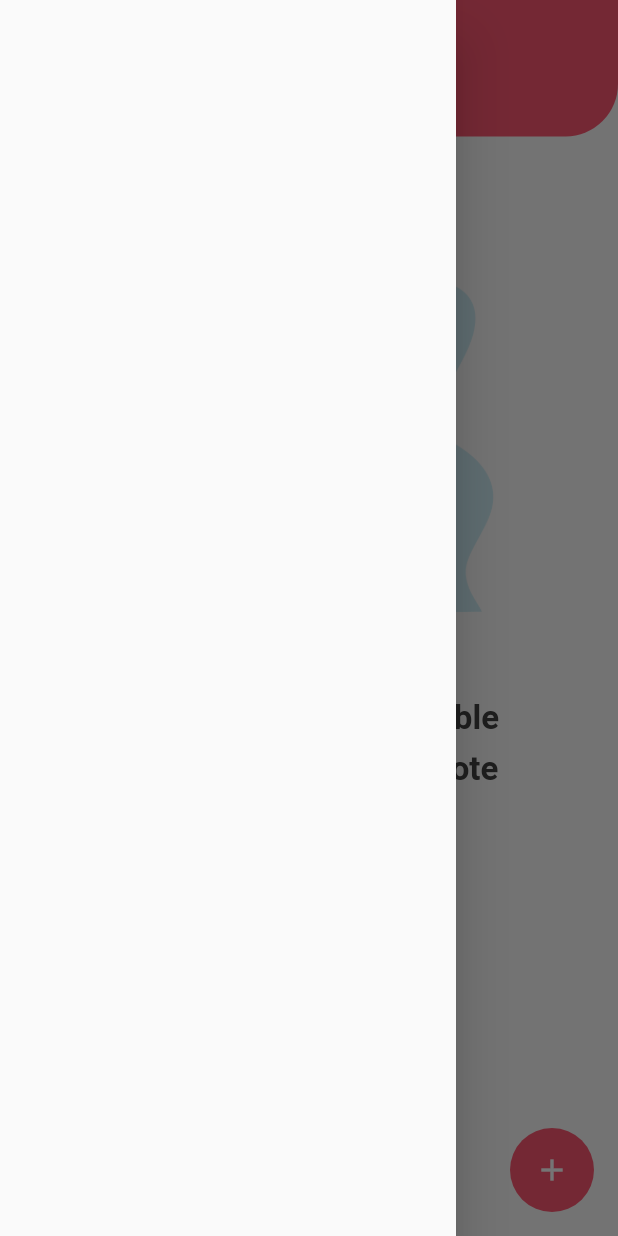
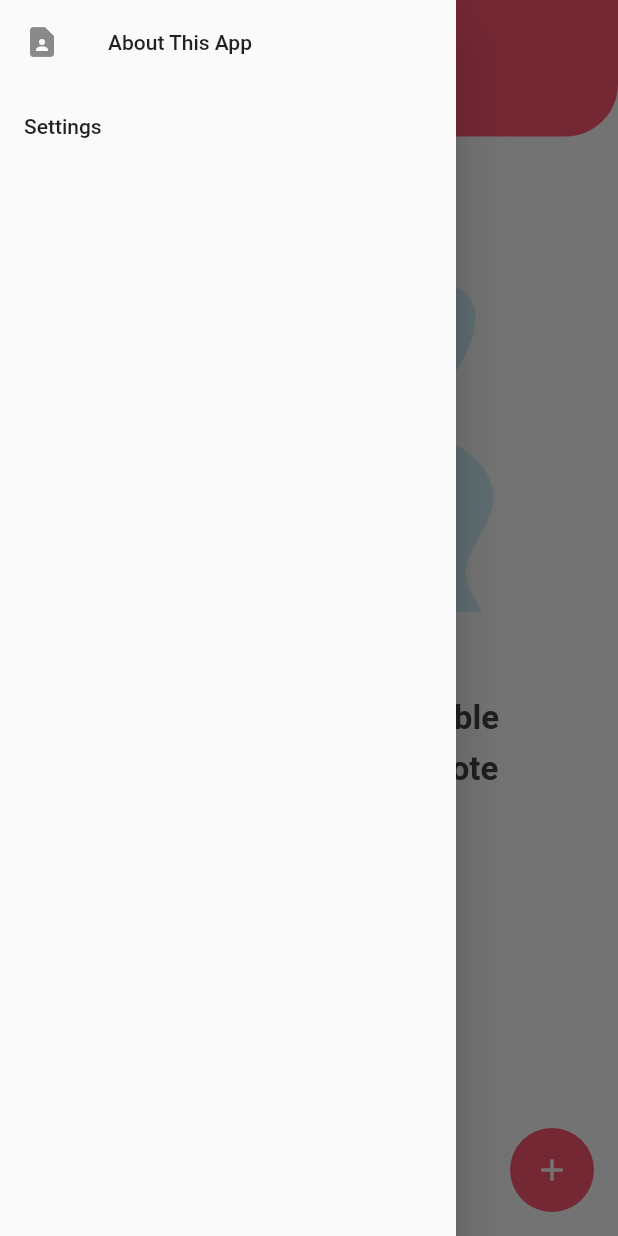
Before and after one commit to zestybean/what-todo, a Flutter app: the screen it shows after launch, with the side drawer open, on a phone screen of 412 x 824 dp. Run offline on Flutter 3.47's test engine with Material 2 defaults, Android fonts, the phone set to English and light mode, and no system bars; our stand-ins replace google_fonts, image_picker, sqflite; accounts and stored records are empty; Roboto replaces fonts that are missing (Economica).

```diff
--- a/lib/screens/note_list_screen.dart
+++ b/lib/screens/note_list_screen.dart
@@ -104,7 +104,7 @@ class NoteListScreen extends StatelessWidget {
                   ),
                 ],
               ),
-              drawer: Drawer(),
+              drawer: drawer(),
               floatingActionButton: FloatingActionButton(
                 elevation: 0.0,
                 heroTag: 'noteListBtn',
@@ -122,6 +122,22 @@ class NoteListScreen extends StatelessWidget {
           );
         }
       },
+    );
+  }
+
+  Widget drawer() {
+    return Drawer(
+      child: ListView(
+        children: [
+          ListTile(
+            title: Text('About This App'),
+            leading: Icon(Icons.contact_page),
+          ),
+          ListTile(
+            title: Text('Settings'),
+          ),
+        ],
+      ),
     );
   }
 
```
Also changed, not shown: 1 other file.
